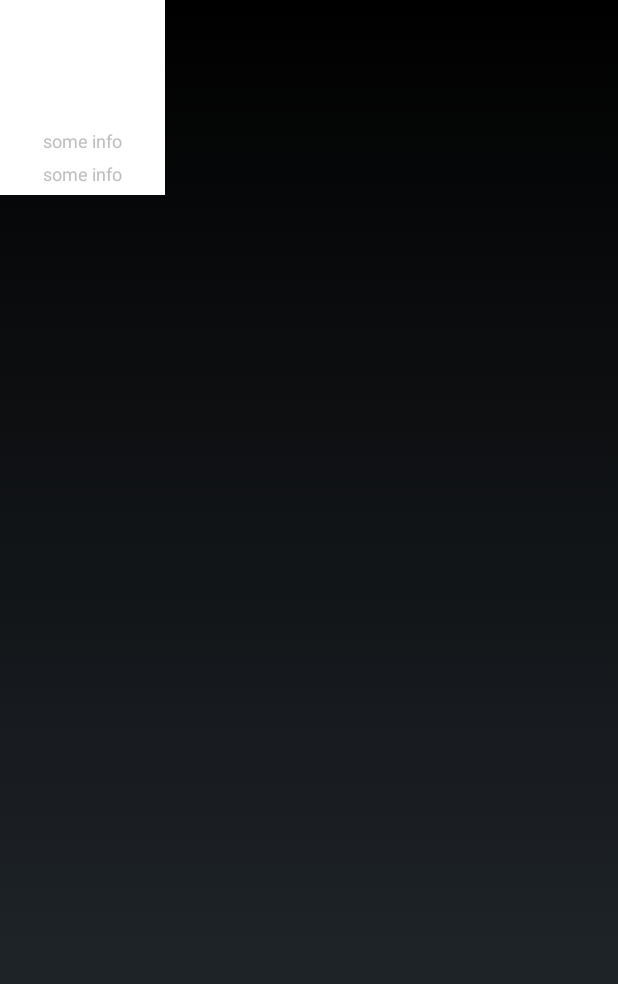
After one commit to miss1/HappyWeather, an Android app: the layout item_maingallery.xml on its own in the app's theme, with its tools: preview values and no code run, on a phone screen of 412 x 824 dp. The commit adds this screen. Shown: the top 984 px of the screen. Run offline under Robolectric (Android 15) with nearby library versions, the phone set to English and light mode, and no system bars.

Commit message:
初期准备

```diff
--- a/app/build.gradle
+++ b/app/build.gradle
@@ -1,4 +1,5 @@
 apply plugin: 'com.android.application'
+apply plugin: 'android-apt'
 
 android {
     compileSdkVersion 25
@@ -28,5 +29,6 @@ dependencies {
     testCompile 'junit:junit:4.12'
     compile 'com.android.support:recyclerview-v7:25.0.1'
     compile 'com.jakewharton:butterknife:8.4.0'
+    apt 'com.jakewharton:butterknife-compiler:8.4.0'
     compile 'com.google.code.gson:gson:2.8.0'
 }
--- a/app/src/main/AndroidManifest.xml
+++ b/app/src/main/AndroidManifest.xml
@@ -7,7 +7,7 @@
         android:icon="@mipmap/ic_launcher"
         android:label="@string/app_name"
         android:supportsRtl="true"
-        android:theme="@style/AppTheme">
+        android:theme="@android:style/Theme.NoTitleBar">
         <activity android:name=".activity.MainActivity">
             <intent-filter>
                 <action android:name="android.intent.action.MAIN" />
--- /dev/null
+++ b/app/src/main/res/layout/item_maingallery.xml
@@ -0,0 +1,34 @@
+<?xml version="1.0" encoding="utf-8"?>
+<RelativeLayout xmlns:android="http://schemas.android.com/apk/res/android"
+    android:layout_width="110dp"
+    android:layout_height="130dp"
+    android:background="#FFFFFF">
+
+    <ImageView
+        android:id="@+id/weather_icon"
+        android:layout_width="60dp"
+        android:layout_height="60dp"
+        android:layout_margin="10dp"
+        android:layout_centerHorizontal="true"/>
+
+    <TextView
+        android:id="@+id/weather_tmp"
+        android:layout_width="wrap_content"
+        android:layout_height="wrap_content"
+        android:layout_below="@id/weather_icon"
+        android:layout_centerHorizontal="true"
+        android:layout_marginTop="5dp"
+        android:text="some info"
+        android:textSize="12sp"/>
+
+    <TextView
+        android:id="@+id/weather_data"
+        android:layout_width="wrap_content"
+        android:layout_height="wrap_content"
+        android:layout_below="@id/weather_tmp"
+        android:layout_centerHorizontal="true"
+        android:layout_marginTop="5dp"
+        android:layout_marginBottom="5dp"
+        android:text="some info"
+        android:textSize="12sp"/>
+</RelativeLayout>
```
Also changed, not shown: app/src/main/java/com/yangll/bishe/happyweather/activity/MainActivity.java (+57 -2 lines), app/src/main/java/com/yangll/bishe/happyweather/adapter/BaseViewHolder.java (added, +50 -0 lines), app/src/main/java/com/yangll/bishe/happyweather/adapter/MainGalleryAdapter.java (added, +53 -0 lines), app/src/main/java/com/yangll/bishe/happyweather/adapter/MainGalleryHolder.java (added, +37 -0 lines), app/src/main/java/com/yangll/bishe/happyweather/adapter/OnRecyclerViewListener.java (added, +10 -0 lines), app/src/main/java/com/yangll/bishe/happyweather/bean/Cond.java (added, +46 -0 lines), app/src/main/java/com/yangll/bishe/happyweather/bean/DailyForecast.java (added, +55 -0 lines), app/src/main/java/com/yangll/bishe/happyweather/bean/Tmp.java (added, +28 -0 lines), app/src/main/java/com/yangll/bishe/happyweather/bean/Wind.java (added, +46 -0 lines), app/src/main/java/com/yangll/bishe/happyweather/view/GalleryRecycleView.java (deleted, +0 -54 lines), app/src/main/res/layout/activity_main.xml (+25 -10 lines).
